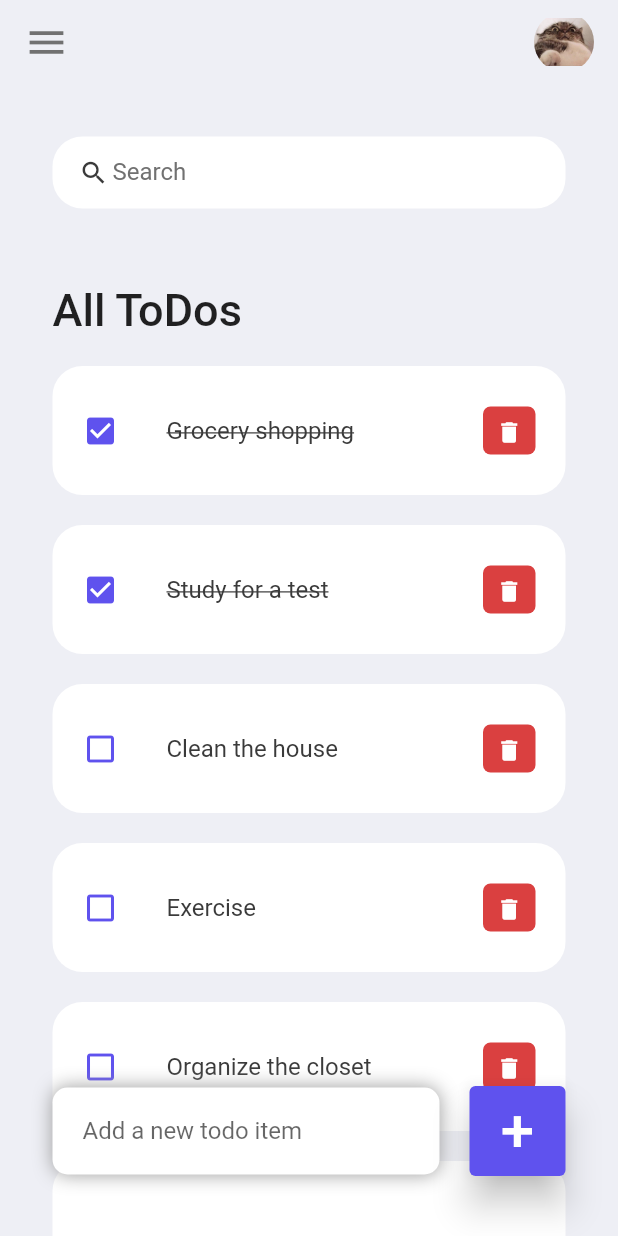
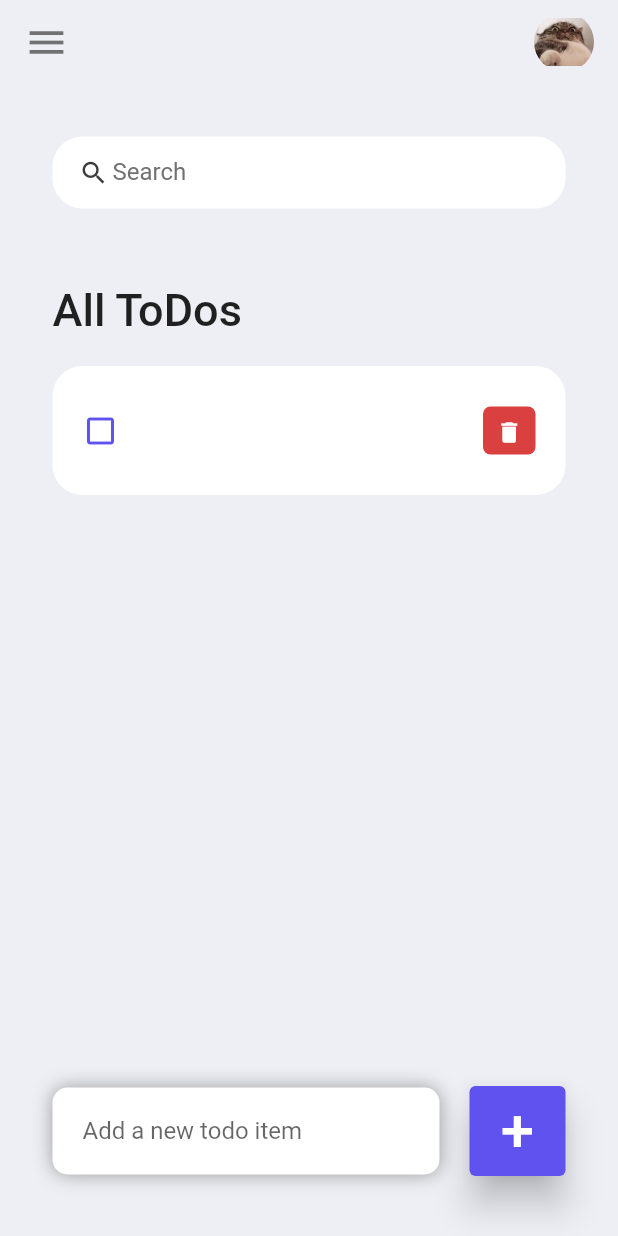
Before and after one commit to KaikeDias/ToDo-list, a Flutter app: the screen it shows after launch, after a tap on an icon or button, on a phone screen of 412 x 824 dp. Run offline on Flutter 3.47's test engine with Material 2 defaults, Android fonts, the phone set to English and light mode, and no system bars.

Commit message:
feat: Add functionality add new todo item

```diff
--- a/lib/model/todo.dart
+++ b/lib/model/todo.dart
@@ -6,13 +6,6 @@ class ToDo {
   ToDo({required this.id, required this.todoText, this.isDone = false});
 
   static List<ToDo> todoList() {
-    return [
-      ToDo(id: '01', todoText: 'Grocery shopping', isDone: true),
-      ToDo(id: '02', todoText: 'Study for a test', isDone: true),
-      ToDo(id: '03', todoText: 'Clean the house'),
-      ToDo(id: '04', todoText: 'Exercise'),
-      ToDo(id: '05', todoText: 'Organize the closet'),
-      ToDo(id: '06', todoText: 'Make a to-do list')
-    ];
+    return [];
   }
 }
--- a/lib/pages/home_page.dart
+++ b/lib/pages/home_page.dart
@@ -14,6 +14,7 @@ class HomePage extends StatefulWidget {
 
 class _HomePageState extends State<HomePage> {
   final todoList = ToDo.todoList();
+  final _todoController = TextEditingController();
 
   @override
   Widget build(BuildContext context) {
@@ -44,7 +45,7 @@ class _HomePageState extends State<HomePage> {
                           TodoItem(
                             todo: todoo,
                             onTodoChange: _handleTodoChange,
-                            onTodoDelete: _deleteTodoItem,
+                            onTodoDelete: _deleteToDoItem,
                           ),
                       ],
                     ),
@@ -72,6 +73,7 @@ class _HomePageState extends State<HomePage> {
                           ],
                           borderRadius: BorderRadius.circular(10)),
                       child: TextField(
+                        controller: _todoController,
                         decoration: InputDecoration(
                             hintText: 'Add a new todo item',
                             border: InputBorder.none),
@@ -81,7 +83,9 @@ class _HomePageState extends State<HomePage> {
                   Container(
                       margin: EdgeInsets.only(bottom: 20, right: 20),
                       child: ElevatedButton(
-                        onPressed: () {},
+                        onPressed: () {
+                          _addToDoItem(_todoController.text);
+                        },
                         child: Text(
                           '+',
                           style: TextStyle(fontSize: 40),
@@ -107,10 +111,22 @@ class _HomePageState extends State<HomePage> {
     });
   }
 
-  _deleteTodoItem(String id) {
+  _deleteToDoItem(String id) {
     setState(() {
       todoList.removeWhere((element) => element.id == id);
     });
+  }
+
+  _addToDoItem(String text) {
+    setState(() {
+      todoList.add(
+        ToDo(
+          id: DateTime.now().millisecondsSinceEpoch.toString(),
+          todoText: text,
+        ),
+      );
+    });
+    _todoController.clear();
   }
 
   Widget searchBox() {
```
